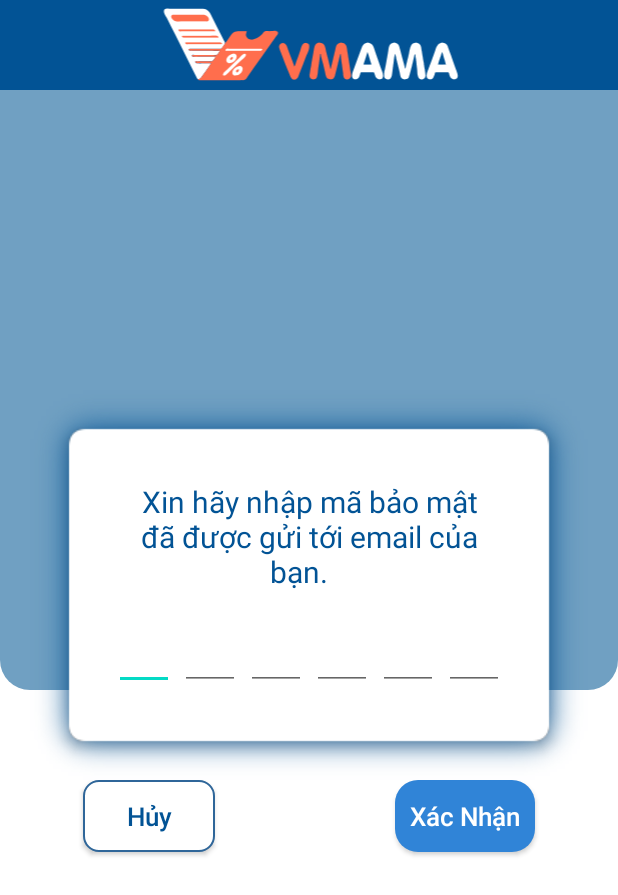
After one commit to nth-joda/FITUS-Kotlint-Vmama-Android, an Android app: the ChangePasswordOtp screen opened directly, with no data from a screen before it, on a phone screen of 412 x 824 dp. The commit adds this screen. Shown: the top 895 px of the screen. Run offline under Robolectric (Android 15) with nearby library versions, the phone set to English and light mode, and no system bars.

Commit message:
change password & forgot password & password OTP

```diff
--- /dev/null
+++ b/app/src/main/java/com/fitus/vscannerandroid/ChangePasswordOtp.kt
@@ -0,0 +1,138 @@
+package com.fitus.vscannerandroid
+
+import android.content.Intent
+import androidx.appcompat.app.AppCompatActivity
+import android.os.Bundle
+import android.text.Editable
+import android.text.TextWatcher
+import android.widget.Toast
+import com.fitus.vscannerandroid.databinding.ActivityChangePassWordOtpBinding
+
+
+class ChangePasswordOtp : AppCompatActivity() {
+    private lateinit var binding: ActivityChangePassWordOtpBinding
+
+    override fun onCreate(savedInstanceState: Bundle?) {
+        super.onCreate(savedInstanceState)
+        binding = ActivityChangePassWordOtpBinding.inflate(layoutInflater)
+        setContentView(binding.root)
+
+setupOTPinputs();
+    }
+    private fun setupOTPinputs() {
+
+        binding.inputCode1.addTextChangedListener(object: TextWatcher{
+            override fun afterTextChanged(s: Editable?) {
+                Toast.makeText(this@ChangePasswordOtp,s,Toast.LENGTH_SHORT).show()
+            }
+
+            override fun beforeTextChanged(s: CharSequence?, start: Int, count: Int, after: Int) {
+            }
+
+            override fun onTextChanged(s: CharSequence?, start: Int, before: Int, count: Int) {
+                if(!s.toString().trim().isEmpty()){
+                    binding.inputCode2.requestFocus();
+                }
+            }
+        })
+
+        binding.inputCode2.addTextChangedListener(object: TextWatcher{
+            override fun afterTextChanged(s: Editable?) {
+                Toast.makeText(this@ChangePasswordOtp,s,Toast.LENGTH_SHORT).show()
+            }
+
+            override fun beforeTextChanged(s: CharSequence?, start: Int, count: Int, after: Int) {
+            }
+
+            override fun onTextChanged(s: CharSequence?, start: Int, before: Int, count: Int) {
+                if(!s.toString().trim().isEmpty()){
+                    binding.inputCode3.requestFocus();
+                }
+                else{
+                    binding.inputCode1.setText(null);
+                    binding.inputCode1.requestFocus();
+                }
+            }
+        })
+
+        binding.inputCode3.addTextChangedListener(object: TextWatcher{
+            override fun afterTextChanged(s: Editable?) {
+                Toast.makeText(this@ChangePasswordOtp,s,Toast.LENGTH_SHORT).show()
+            }
+
+            override fun beforeTextChanged(s: CharSequence?, start: Int, count: Int, after: Int) {
+            }
+
+            override fun onTextChanged(s: CharSequence?, start: Int, before: Int, count: Int) {
+                if(!s.toString().trim().isEmpty()){
+                    binding.inputCode4.requestFocus();
+                }
+                else{
+                    binding.inputCode2.setText(null);
+                    binding.inputCode2.requestFocus();
+                }
+            }
+        })
+
+        binding.inputCode4.addTextChangedListener(object: TextWatcher{
+            override fun afterTextChanged(s: Editable?) {
+                Toast.makeText(this@ChangePasswordOtp,s,Toast.LENGTH_SHORT).show()
+            }
+
+            override fun beforeTextChanged(s: CharSequence?, start: Int, count: Int, after: Int) {
+            }
+
+            override fun onTextChanged(s: CharSequence?, start: Int, before: Int, count: Int) {
+                if(!s.toString().trim().isEmpty()){
+                    binding.inputCode5.requestFocus();
+                }
+                else{
+                    binding.inputCode3.setText(null);
+                    binding.inputCode3.requestFocus();
+                }
+            }
+        })
+
+        binding.inputCode5.addTextChangedListener(object: TextWatcher{
+            override fun afterTextChanged(s: Editable?) {
+//                Toast.makeText(this@ChangePasswordOtp,s,Toast.LENGTH_SHORT).show()
+            }
+
+            override fun beforeTextChanged(s: CharSequence?, start: Int, count: Int, after: Int) {
+                Toast.makeText(this@ChangePasswordOtp,s,Toast.LENGTH_SHORT).show()
+
+            }
+
+            override fun onTextChanged(s: CharSequence?, start: Int, before: Int, count: Int) {
+                if(!s.toString().trim().isEmpty()){
+                    binding.inputCode6.requestFocus();
+                }
+                else{
+                    binding.inputCode4.setText(null);
+                    binding.inputCode4.requestFocus();
+                }
+
+            }
+        })
+
+        binding.inputCode6.addTextChangedListener(object: TextWatcher{
+            override fun afterTextChanged(s: Editable?) {
+                Toast.makeText(this@ChangePasswordOtp,"xac nhan di",Toast.LENGTH_SHORT).show()
+            }
+
+            override fun beforeTextChanged(s: CharSequence?, start: Int, count: Int, after: Int) {
+            }
+
+            override fun onTextChanged(s: CharSequence?, start: Int, before: Int, count: Int) {
+                if(!s.toString().trim().isEmpty()){
+                    Toast.makeText(this@ChangePasswordOtp,"xac nhan di",Toast.LENGTH_SHORT).show()
+                }
+                else{
+                    binding.inputCode6.requestFocus();
+                }
+
+            }
+        })
+    }
+
+}
--- a/app/src/main/res/drawable/main_screen_lightblue_container.xml
+++ b/app/src/main/res/drawable/main_screen_lightblue_container.xml
@@ -10,7 +10,7 @@
     <corners
         android:topLeftRadius="0dip"
         android:topRightRadius="0dip"
-        android:bottomLeftRadius="40dip"
-        android:bottomRightRadius="40dip">
+        android:bottomLeftRadius="20dip"
+        android:bottomRightRadius="20dip">
     </corners>
 </shape>
--- /dev/null
+++ b/app/src/main/res/layout/activity_change_pass_word_otp.xml
@@ -0,0 +1,195 @@
+<?xml version="1.0" encoding="utf-8"?>
+<LinearLayout xmlns:android="http://schemas.android.com/apk/res/android"
+    xmlns:app="http://schemas.android.com/apk/res-auto"
+    xmlns:tools="http://schemas.android.com/tools"
+    android:layout_width="match_parent"
+    android:layout_height="match_parent"
+    android:orientation="vertical"
+    tools:context=".ChangePassword">
+
+    <LinearLayout
+        android:layout_width="match_parent"
+        android:layout_height="60dp"
+        android:background="@color/fitus_dark_blue"
+        android:orientation="vertical">
+
+        <ImageView
+            android:layout_width="wrap_content"
+            android:layout_height="match_parent"
+            android:layout_gravity="center"
+            android:src="@drawable/ic_vmamahoriz" />
+
+    </LinearLayout>
+
+    <LinearLayout
+        android:layout_width="match_parent"
+        android:layout_height="400dp"
+        android:layout_centerInParent="true"
+        android:background="@drawable/main_screen_lightblue_container"
+        android:orientation="vertical">
+
+    </LinearLayout>
+
+    <LinearLayout
+        android:layout_width="match_parent"
+        android:layout_height="260dp"
+        android:layout_marginHorizontal="20dp"
+        android:layout_marginTop="-200dp"
+        android:background="@drawable/rounded_password"
+        android:orientation="vertical"
+
+        android:translationZ="5dp">
+
+        <LinearLayout
+            android:layout_width="match_parent"
+            android:layout_height="match_parent"
+            android:gravity="center_horizontal|center_vertical"
+            android:orientation="vertical">
+
+            <TextView
+                android:layout_width="wrap_content"
+                android:layout_height="wrap_content"
+                android:layout_marginHorizontal="40dp"
+
+                android:text="Xin hãy nhập mã bảo mật đã được gửi tới email của bạn.   "
+                android:textAlignment="center"
+                android:textColor="#025395"
+                android:textSize="20sp" />
+
+
+            <LinearLayout
+                android:layout_width="match_parent"
+                android:layout_height="wrap_content"
+                android:layout_gravity="center"
+                android:gravity="center_horizontal"
+                android:layout_marginTop="20dp"
+                android:orientation="horizontal">
+
+                <EditText
+                    android:id="@+id/inputCode1"
+                    android:layout_width="40dp"
+                    android:layout_height="45dp"
+                    android:gravity="center"
+                    android:imeOptions="actionNext"
+                    android:importantForAutofill="no"
+                    android:inputType="number"
+                    android:maxLength="1"
+                    android:textColor="#025395"
+                    android:textSize="24sp"
+                    android:textStyle="bold" />
+
+                <EditText
+                    android:id="@+id/inputCode2"
+                    android:layout_width="40dp"
+                    android:layout_height="45dp"
+                    android:layout_marginStart="4dp"
+                    android:gravity="center"
+                    android:imeOptions="actionNext"
+                    android:importantForAutofill="no"
+                    android:inputType="number"
+                    android:maxLength="1"
+                    android:textColor="#025395"
+                    android:textSize="24sp"
+                    android:textStyle="bold" />
+
+                <EditText
+                    android:id="@+id/inputCode3"
+                    android:layout_width="40dp"
+                    android:layout_height="45dp"
+                    android:layout_marginStart="4dp"
+                    android:gravity="center"
+                    android:imeOptions="actionNext"
+                    android:importantForAutofill="no"
+                    android:inputType="number"
+                    android:maxLength="1"
+                    android:textColor="#025395"
+                    android:textSize="24sp"
+                    android:textStyle="bold" />
+
+                <EditText
+                    android:id="@+id/inputCode4"
+                    android:layout_width="40dp"
+                    android:layout_height="45dp"
+                    android:layout_marginStart="4dp"
+                    android:gravity="center"
+                    android:imeOptions="actionNext"
+                    android:importantForAutofill="no"
+                    android:inputType="number"
+                    android:maxLength="1"
+                    android:textColor="#025395"
+                    android:textSize="24sp"
+                    android:textStyle="bold" />
+
+                <EditText
+                    android:id="@+id/inputCode5"
+                    android:layout_width="40dp"
+                    android:layout_height="45dp"
+                    android:layout_marginStart="4dp"
+                    android:gravity="center"
+                    android:imeOptions="actionNext"
+                    android:importantForAutofill="no"
+                    android:inputType="number"
+                    android:maxLength="1"
+                    android:textColor="#025395"
+                    android:textSize="24sp"
+                    android:textStyle="bold" />
+
+                <EditText
+                    android:id="@+id/inputCode6"
+                    android:layout_width="40dp"
+                    android:layout_height="45dp"
+                    android:layout_marginStart="4dp"
+                    android:gravity="center"
+                    android:imeOptions="actionDone"
+                    android:importantForAutofill="no"
+                    android:inputType="number"
+                    android:maxLength="1"
+                    android:textColor="#025395"
+                    android:textSize="24sp"
+                    android:textStyle="bold" />
+
+            </LinearLayout>
+
+
+        </LinearLayout>
+
+    </LinearLayout>
+
+
+    <LinearLayout
+        android:layout_width="match_parent"
+        android:layout_height="match_parent"
+
+        android:gravity="center_horizontal"
+        android:orientation="horizontal">
+
+        <androidx.appcompat.widget.AppCompatButton
+            android:layout_width="wrap_content"
+            android:layout_height="wrap_content"
+            android:id="@+id/btnCancel"
+            android:layout_marginEnd="120dp"
+            android:background="@drawable/rounded_edittext"
+            android:padding="10dp"
+            android:text="Hủy"
+            android:textAllCaps="false"
+            android:textColor="#025395"
+            android:textSize="17dp">
+
+        </androidx.appcompat.widget.AppCompatButton>
+
+        <androidx.appcompat.widget.AppCompatButton
+            android:layout_width="wrap_content"
+            android:layout_height="wrap_content"
+            android:id="@+id/btnAccept"
+            android:background="@drawable/btn_login"
+            android:enabled="true"
+            android:padding="10dp"
+            android:text="Xác Nhận"
+            android:textAllCaps="false"
+            android:textColor="#fff"
+            android:textSize="17dp">
+
+        </androidx.appcompat.widget.AppCompatButton>
+    </LinearLayout>
+
+</LinearLayout>
--- a/app/src/main/res/layout/activity_login.xml
+++ b/app/src/main/res/layout/activity_login.xml
@@ -69,6 +69,7 @@
 
 
         <TextView
+            android:id="@+id/btnForgotPassword"
                 android:layout_width="wrap_content"
                 android:layout_height="wrap_content"
                 android:layout_marginStart="20dp"
--- a/app/src/main/res/values-night/themes.xml
+++ b/app/src/main/res/values-night/themes.xml
@@ -1,6 +1,6 @@
 <resources xmlns:tools="http://schemas.android.com/tools">
     <!-- Base application theme. -->
-    <style name="Theme.VscannerAndroid" parent="Theme.MaterialComponents.DayNight.DarkActionBar">
+    <style name="Theme.VscannerAndroid" parent="Theme.MaterialComponents.DayNight.NoActionBar">
         <!-- Primary brand color. -->
         <item name="colorPrimary">@color/purple_200</item>
         <item name="colorPrimaryVariant">@color/purple_700</item>
--- a/app/src/main/res/values/themes.xml
+++ b/app/src/main/res/values/themes.xml
@@ -1,6 +1,6 @@
 <resources xmlns:tools="http://schemas.android.com/tools">
     <!-- Base application theme. -->
-    <style name="Theme.VscannerAndroid" parent="Theme.MaterialComponents.DayNight.DarkActionBar">
+    <style name="Theme.VscannerAndroid" parent="Theme.MaterialComponents.DayNight.NoActionBar">
         <!-- Primary brand color. -->
         <item name="colorPrimary">@color/purple_500</item>
         <item name="colorPrimaryVariant">@color/purple_700</item>
```
Also changed, not shown: app/src/main/AndroidManifest.xml (+10 -1 lines), app/src/main/java/com/fitus/vscannerandroid/ForgotPassword.kt (+13 -1 lines), app/src/main/java/com/fitus/vscannerandroid/ui/login/LoginActivity.kt (+7 -0 lines), app/src/main/res/layout/activity_change_password.xml (+17 -19 lines), app/src/main/res/layout/activity_forgot_password.xml (+17 -19 lines).
